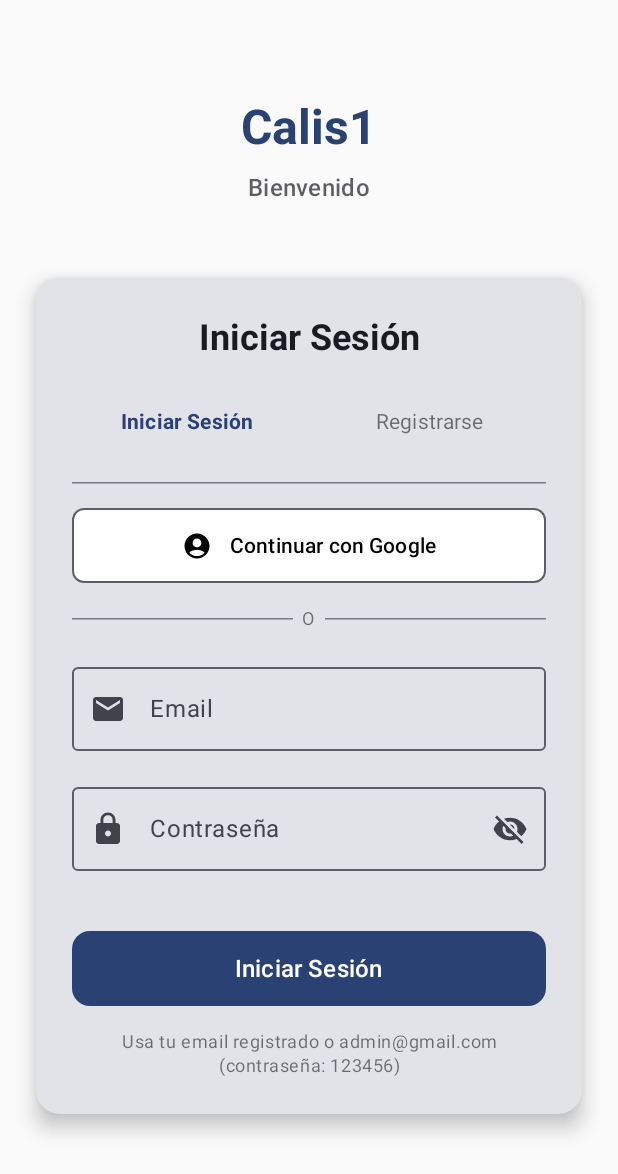
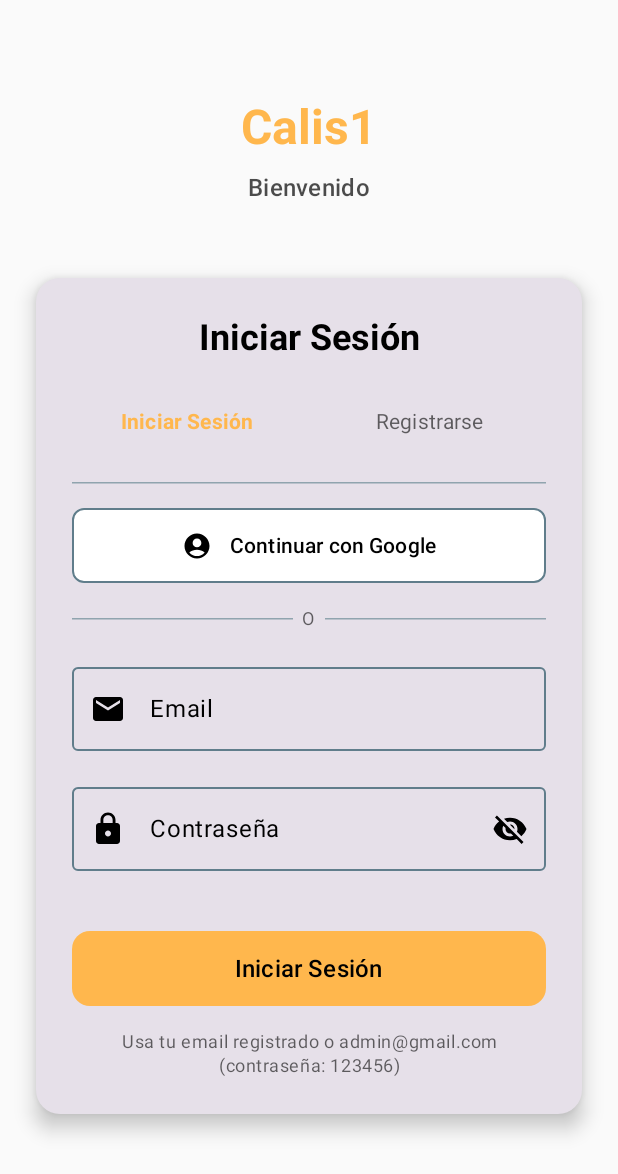
Before and after one commit to breadwbutter/Calis1, an Android app built with Jetpack Compose: the screen it shows after launch (MainActivity), on a phone screen of 412 x 824 dp. Shown: the top 1174 px of the screen. Run offline under Robolectric (Android 15) with nearby library versions, the phone set to English and light mode, and no system bars; our stand-ins replace Firebase (no records; nobody signed in at launch, a user with empty details on screens opened directly).

Commit message:
Commit 13: V-PRO cambio de nombre

```diff
--- a/app/src/main/java/com/example/calis1/MainActivity.kt
+++ b/app/src/main/java/com/example/calis1/MainActivity.kt
@@ -51,13 +51,22 @@ fun MainApp() {
     val authViewModel: AuthViewModel = viewModel()
     val context = LocalContext.current
 
-    // Estados
+    // NUEVO: Estado para controlar splash screen
+    var showSplash by remember { mutableStateOf(true) }
+
+    // Estados existentes
     val authState by authViewModel.authState.collectAsState()
 
-    // Inicializar el AuthViewModel con contexto
-    LaunchedEffect(Unit) {
-        println("🔍 DEBUG: MainActivity - Inicializando AuthViewModel...")
-        authViewModel.initialize(context)
+    // NUEVO: Mostrar splash screen primero
+    if (showSplash) {
+        SplashScreen(
+            onSplashFinished = {
+                showSplash = false
+                // Inicializar AuthViewModel después del splash
+                authViewModel.initialize(context)
+            }
+        )
+        return
     }
 
     // Determinar si mostrar la pantalla principal o login
@@ -172,7 +181,7 @@ fun UsuarioApp(
             TopAppBar(
                 title = {
                     Column {
-                        Text("Usuarios - StateFlow + Firebase")
+                        Text("BeerBattle - Usuarios") // NUEVO: Cambié el título
                         Text(
                             text = "$titlePrefix • $usuariosCount usuarios",
                             style = MaterialTheme.typography.bodySmall,
@@ -404,7 +413,7 @@ fun UsuarioApp(
                             verticalArrangement = Arrangement.spacedBy(8.dp)
                         ) {
                             Text(
-                                text = "📝",
+                                text = "🍺",
                                 style = MaterialTheme.typography.headlineLarge
                             )
                             Text(
@@ -413,7 +422,7 @@ fun UsuarioApp(
                                 color = MaterialTheme.colorScheme.onSurfaceVariant
                             )
                             Text(
-                                text = "Agrega el primer usuario",
+                                text = "Agrega el primer soldado",
                                 style = MaterialTheme.typography.bodyMedium,
                                 color = MaterialTheme.colorScheme.onSurfaceVariant.copy(alpha = 0.7f)
                             )
--- /dev/null
+++ b/app/src/main/java/com/example/calis1/SplashScreen.kt
@@ -0,0 +1,210 @@
+package com.example.calis1
+
+import androidx.compose.animation.core.*
+import androidx.compose.foundation.Image
+import androidx.compose.foundation.background
+import androidx.compose.foundation.layout.*
+import androidx.compose.material3.MaterialTheme
+import androidx.compose.material3.Text
+import androidx.compose.runtime.*
+import androidx.compose.ui.Alignment
+import androidx.compose.ui.Modifier
+import androidx.compose.ui.draw.alpha
+import androidx.compose.ui.draw.scale
+import androidx.compose.ui.graphics.Brush
+import androidx.compose.ui.graphics.Color
+import androidx.compose.ui.layout.ContentScale
+import androidx.compose.ui.res.painterResource
+import androidx.compose.ui.text.font.FontWeight
+import androidx.compose.ui.text.style.TextAlign
+import androidx.compose.ui.tooling.preview.Preview
+import androidx.compose.ui.unit.dp
+import androidx.compose.ui.unit.sp
+import com.example.calis1.ui.theme.Calis1Theme
+import kotlinx.coroutines.delay
+
+/**
+ * Splash Screen con animación para BeerBattle
+ * Duración total: 3 segundos
+ *
+ * Animaciones:
+ * - Logo: Scale + Alpha (aparece creciendo)
+ * - Texto: Fade in con delay
+ * - Fondo: Gradiente temático
+ */
+@Composable
+fun SplashScreen(
+    onSplashFinished: () -> Unit
+) {
+    // Estados de animación
+    var startAnimation by remember { mutableStateOf(false) }
+
+    // Configuración de animaciones
+    val logoScale by animateFloatAsState(
+        targetValue = if (startAnimation) 1f else 0.3f,
+        animationSpec = spring(
+            dampingRatio = Spring.DampingRatioMediumBouncy,
+            stiffness = Spring.StiffnessLow
+        ),
+        label = "logo_scale"
+    )
+
+    val logoAlpha by animateFloatAsState(
+        targetValue = if (startAnimation) 1f else 0f,
+        animationSpec = tween(
+            durationMillis = 1000,
+            easing = EaseOutQuart
+        ),
+        label = "logo_alpha"
+    )
+
+    val textAlpha by animateFloatAsState(
+        targetValue = if (startAnimation) 1f else 0f,
+        animationSpec = tween(
+            durationMillis = 800,
+            delayMillis = 600, // Aparece después del logo
+            easing = EaseOutQuart
+        ),
+        label = "text_alpha"
+    )
+
+    // Efecto para iniciar animación y controlar duración
+    LaunchedEffect(Unit) {
+        startAnimation = true
+        delay(3000) // Duración total del splash: 3 segundos
+        onSplashFinished()
+    }
+
+    // Fondo con gradiente temático (colores de cerveza y batalla)
+    Box(
+        modifier = Modifier
+            .fillMaxSize()
+            .background(
+                brush = Brush.verticalGradient(
+                    colors = listOf(
+                        Color(0xFF1A237E), // Azul profundo
+                        Color(0xFF3F51B5), // Azul medio
+                        Color(0xFF5C6BC0), // Azul claro
+                        Color(0xFFFFB74D)  // Dorado (color cerveza)
+                    )
+                )
+            ),
+        contentAlignment = Alignment.Center
+    ) {
+        Column(
+            horizontalAlignment = Alignment.CenterHorizontally,
+            verticalArrangement = Arrangement.Center
+        ) {
+            // Logo animado (tanque con cerveza)
+            Image(
+                painter = painterResource(id = R.drawable.beer_battle_logo), // Reemplaza con tu imagen
+                contentDescription = "BeerBattle Logo",
+                modifier = Modifier
+                    .size(200.dp)
+                    .scale(logoScale)
+                    .alpha(logoAlpha),
+                contentScale = ContentScale.Fit
+            )
+
+            Spacer(modifier = Modifier.height(24.dp))
+
+            // Título animado
+            Text(
+                text = "BeerBattle",
+                fontSize = 36.sp,
+                fontWeight = FontWeight.Bold,
+                color = Color.White,
+                textAlign = TextAlign.Center,
+                modifier = Modifier.alpha(textAlpha)
+            )
+
+            Spacer(modifier = Modifier.height(8.dp))
+
+            // Subtítulo opcional
+            Text(
+                text = "¡Que comience la batalla!",
+                fontSize = 16.sp,
+                fontWeight = FontWeight.Medium,
+                color = Color.White.copy(alpha = 0.8f),
+                textAlign = TextAlign.Center,
+                modifier = Modifier.alpha(textAlpha)
+            )
+        }
+
+        // Indicador de carga en la parte inferior (opcional)
+        Box(
+            modifier = Modifier
+                .align(Alignment.BottomCenter)
+                .padding(bottom = 48.dp)
+        ) {
+            Text(
+                text = "Cargando...",
+                fontSize = 12.sp,
+                color = Color.White.copy(alpha = 0.6f),
+                modifier = Modifier.alpha(textAlpha)
+            )
+        }
+    }
+}
+
+/**
+ * Modificaciones necesarias en MainActivity.kt:
+ *
+ * 1. Agregar estado para controlar splash
+ * 2. Mostrar splash antes que AuthViewModel
+ * 3. Integrar con el flujo existente
+ */
+
+// =====================================================
+// CODIGO PARA AGREGAR A MainActivity.kt
+// =====================================================
+
+/*
+En la función MainApp(), reemplazar el contenido con:
+
+@Composable
+fun MainApp() {
+    val authViewModel: AuthViewModel = viewModel()
+    val context = LocalContext.current
+
+    // NUEVO: Estado para controlar splash screen
+    var showSplash by remember { mutableStateOf(true) }
+
+    // Estados existentes
+    val authState by authViewModel.authState.collectAsState()
+
+    // NUEVO: Mostrar splash screen primero
+    if (showSplash) {
+        SplashScreen(
+            onSplashFinished = {
+                showSplash = false
+                // Inicializar AuthViewModel después del splash
+                authViewModel.initialize(context)
+            }
+        )
+        return
+    }
+
+    // El resto del código existente permanece igual...
+    // Inicializar el AuthViewModel con contexto SOLO después del splash
+    LaunchedEffect(Unit) {
+        if (!showSplash) {
+            println("🔍 DEBUG: MainActivity - Inicializando AuthViewModel...")
+            authViewModel.initialize(context)
+        }
+    }
+
+    // Determinar si mostrar la pantalla principal o login
+    when (authState) {
+        // ... resto del código existente sin cambios
+    }
+}
+*/
+
+@Preview(showBackground = true)
+@Composable
+fun SplashScreenPreview() {
+    Calis1Theme {
+        SplashScreen(onSplashFinished = {})
+    }
+}
--- a/app/src/main/java/com/example/calis1/ui/theme/Color.kt
+++ b/app/src/main/java/com/example/calis1/ui/theme/Color.kt
@@ -2,6 +2,7 @@ package com.example.calis1.ui.theme
 
 import androidx.compose.ui.graphics.Color
 
+// ===== COLORES ORIGINALES (mantener por compatibilidad) =====
 val Purple80 = Color(0xFFD0BCFF)
 val PurpleGrey80 = Color(0xFFCCC2DC)
 val Pink80 = Color(0xFFEFB8C8)
@@ -9,3 +10,53 @@ val Pink80 = Color(0xFFEFB8C8)
 val Purple40 = Color(0xFF6650a4)
 val PurpleGrey40 = Color(0xFF625b71)
 val Pink40 = Color(0xFF7D5260)
+
+// ===== PALETA TEMÁTICA BEER BATTLE =====
+
+// Colores principales (cerveza y oro)
+val BeerGold = Color(0xFFFFB74D)       // Dorado cerveza
+val BeerAmber = Color(0xFFFF8F00)      // Ámbar cerveza
+val BeerDeep = Color(0xFFE65100)       // Cerveza oscura
+
+// Colores militares (tanque y guerra)
+val MilitaryGreen = Color(0xFF4CAF50)   // Verde militar principal
+val MilitaryDark = Color(0xFF2E7D32)    // Verde militar oscuro
+val MilitaryLight = Color(0xFF81C784)   // Verde militar claro
+
+// Colores de acción (batalla)
+val BattleRed = Color(0xFFD32F2F)       // Rojo batalla
+val BattleOrange = Color(0xFFFF5722)    // Naranja explosión
+val BattleBlue = Color(0xFF1976D2)      // Azul acero
+
+// Colores neutros temáticos
+val SteelGray = Color(0xFF607D8B)       // Gris acero
+val SmokeGray = Color(0xFF90A4AE)       // Gris humo
+val MetalDark = Color(0xFF37474F)       // Metal oscuro
+
+// ===== ESQUEMA DE COLORES LIGHT MODE =====
+val BeerBattleLightPrimary = BeerGold
+val BeerBattleLightSecondary = MilitaryGreen
+val BeerBattleLightTertiary = BattleBlue
+
+// ===== ESQUEMA DE COLORES DARK MODE =====
+val BeerBattleDarkPrimary = BeerAmber
+val BeerBattleDarkSecondary = MilitaryDark
+val BeerBattleDarkTertiary = BattleOrange
+
+/**
+ * Para usar estos colores, actualiza Theme.kt:
+ *
+ * private val LightColorScheme = lightColorScheme(
+ *     primary = BeerBattleLightPrimary,
+ *     secondary = BeerBattleLightSecondary,
+ *     tertiary = BeerBattleLightTertiary,
+ *     // ... otros colores
+ * )
+ *
+ * private val DarkColorScheme = darkColorScheme(
+ *     primary = BeerBattleDarkPrimary,
+ *     secondary = BeerBattleDarkSecondary,
+ *     tertiary = BeerBattleDarkTertiary,
+ *     // ... otros colores
+ * )
+ */
--- a/app/src/main/java/com/example/calis1/ui/theme/Theme.kt
+++ b/app/src/main/java/com/example/calis1/ui/theme/Theme.kt
@@ -9,35 +9,82 @@ import androidx.compose.material3.dynamicDarkColorScheme
 import androidx.compose.material3.dynamicLightColorScheme
 import androidx.compose.material3.lightColorScheme
 import androidx.compose.runtime.Composable
+import androidx.compose.ui.graphics.Color
 import androidx.compose.ui.platform.LocalContext
 
-private val DarkColorScheme = darkColorScheme(
-    primary = Purple80,
-    secondary = PurpleGrey80,
-    tertiary = Pink80
+// Esquema de colores oscuro para BeerBattle
+private val BeerBattleDarkColorScheme = darkColorScheme(
+    primary = BeerBattleDarkPrimary,           // Ámbar cerveza
+    onPrimary = Color.Black,
+    primaryContainer = MilitaryDark,           // Verde militar oscuro
+    onPrimaryContainer = Color.White,
+
+    secondary = BeerBattleDarkSecondary,       // Verde militar oscuro
+    onSecondary = Color.White,
+    secondaryContainer = SteelGray,            // Gris acero
+    onSecondaryContainer = Color.White,
+
+    tertiary = BeerBattleDarkTertiary,         // Naranja batalla
+    onTertiary = Color.White,
+    tertiaryContainer = BattleRed,             // Rojo batalla
+    onTertiaryContainer = Color.White,
+
+    error = BattleRed,                         // Rojo batalla para errores
+    onError = Color.White,
+    errorContainer = Color(0xFF93000A),
+    onErrorContainer = Color.White,
+
+    background = MetalDark,                    // Metal oscuro
+    onBackground = Color.White,
+
+    surface = Color(0xFF1A1C1E),              // Superficie oscura
+    onSurface = Color.White,
+    surfaceVariant = SteelGray,               // Gris acero para variantes
+    onSurfaceVariant = Color.White,
+
+    outline = SmokeGray,                      // Gris humo para bordes
+    outlineVariant = Color(0xFF424242)
 )
 
-private val LightColorScheme = lightColorScheme(
-    primary = Purple40,
-    secondary = PurpleGrey40,
-    tertiary = Pink40
+// Esquema de colores claro para BeerBattle
+private val BeerBattleLightColorScheme = lightColorScheme(
+    primary = BeerBattleLightPrimary,         // Dorado cerveza
+    onPrimary = Color.Black,
+    primaryContainer = Color(0xFFFFF3C4),    // Contenedor dorado claro
+    onPrimaryContainer = Color.Black,
 
-    /* Other default colors to override
-    background = Color(0xFFFFFBFE),
-    surface = Color(0xFFFFFBFE),
-    onPrimary = Color.White,
+    secondary = BeerBattleLightSecondary,     // Verde militar
     onSecondary = Color.White,
+    secondaryContainer = MilitaryLight,       // Verde militar claro
+    onSecondaryContainer = Color.Black,
+
+    tertiary = BeerBattleLightTertiary,       // Azul acero
     onTertiary = Color.White,
-    onBackground = Color(0xFF1C1B1F),
-    onSurface = Color(0xFF1C1B1F),
-    */
+    tertiaryContainer = Color(0xFFBBDEFB),   // Azul claro para contenedor
+    onTertiaryContainer = Color.Black,
+
+    error = BattleRed,                        // Rojo batalla para errores
+    onError = Color.White,
+    errorContainer = Color(0xFFFFDAD6),
+    onErrorContainer = Color.Black,
+
+    background = Color(0xFFFFFBFE),          // Fondo claro
+    onBackground = Color.Black,
+
+    surface = Color.White,                    // Superficie blanca
+    onSurface = Color.Black,
+    surfaceVariant = Color(0xFFF3F3F3),      // Superficie variante gris claro
+    onSurfaceVariant = Color.Black,
+
+    outline = SteelGray,                     // Gris acero para bordes
+    outlineVariant = SmokeGray               // Gris humo para bordes variantes
 )
 
 @Composable
 fun Calis1Theme(
     darkTheme: Boolean = isSystemInDarkTheme(),
     // Dynamic color is available on Android 12+
-    dynamicColor: Boolean = true,
+    dynamicColor: Boolean = false, // Cambiado a false para usar nuestros colores temáticos
     content: @Composable () -> Unit
 ) {
     val colorScheme = when {
@@ -45,9 +92,8 @@ fun Calis1Theme(
             val context = LocalContext.current
             if (darkTheme) dynamicDarkColorScheme(context) else dynamicLightColorScheme(context)
         }
-
-        darkTheme -> DarkColorScheme
-        else -> LightColorScheme
+        darkTheme -> BeerBattleDarkColorScheme
+        else -> BeerBattleLightColorScheme
     }
 
     MaterialTheme(
--- a/app/src/main/res/values/strings.xml
+++ b/app/src/main/res/values/strings.xml
@@ -1,4 +1,4 @@
 <resources>
-    <string name="app_name">calis1</string>
+    <string name="app_name">BeerBattle</string>
     <string name="web_client_id">232333095169-1mde1p99go5n2rgqsacntsq2n3tfeafn.apps.googleusercontent.com</string>
 </resources>
```
Also changed, not shown: app/src/main/res/drawable-nodpi/beer_battle_logo.png (added).
